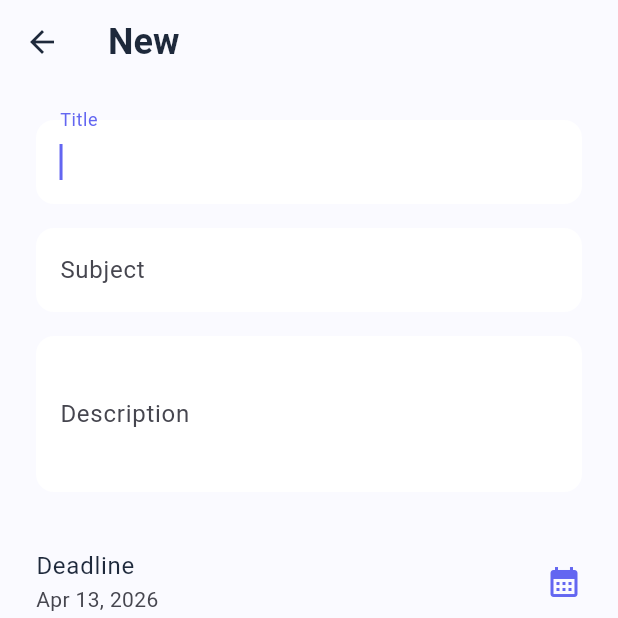
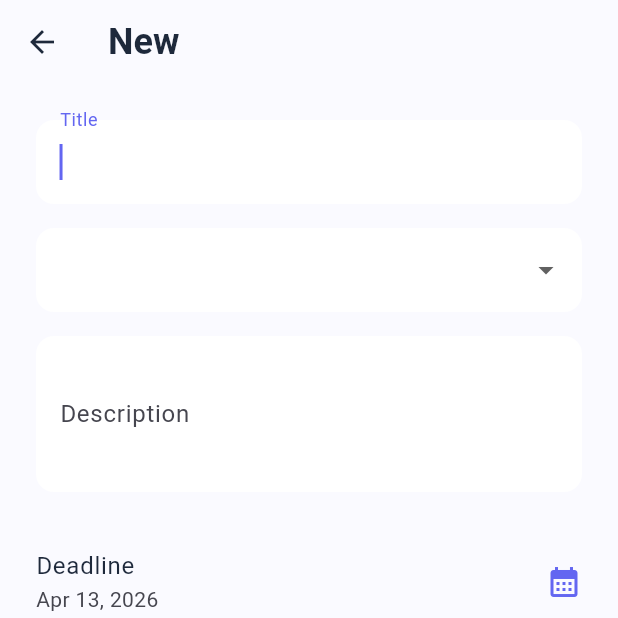
Before and after one commit to Waseel-git-hub/assignmate, a Flutter app: the screen it shows after launch, after a tap on the "add" icon, on a phone screen of 412 x 824 dp, the top half of it. Run offline on Flutter 3.47's test engine with Material 3 defaults, Android fonts, the phone set to English and light mode, and no system bars; our stand-ins replace hive, hive_flutter; accounts and stored records are empty.

Commit message:
Subject adding and display is added

```diff
--- a/lib/main.dart
+++ b/lib/main.dart
@@ -1,3 +1,4 @@
+import 'package:assignmate/models/subject.dart';
 import 'package:assignmate/navigation_menu.dart';
 import 'package:flutter/material.dart';
 import 'package:hive_flutter/hive_flutter.dart';
@@ -7,18 +8,16 @@ import 'models/assignment.dart';
 final ValueNotifier<ThemeMode> themeNotifier = ValueNotifier(ThemeMode.system);
 
 void main() async {
-  // Ensure Flutter is ready for native calls (Like Hive)
   WidgetsFlutterBinding.ensureInitialized();
+  // Initialize Hive
+  await Hive.initFlutter();
+  // Register the Blueprint so Hive knows how to handle it
+  Hive.registerAdapter(AssignmentAdapter());
+  Hive.registerAdapter(SubjectAdapter());
+  // Open Boxes
+  await Hive.openBox<Assignment>('assignmentsBox');
+  await Hive.openBox<Subject>('subjectsBox');
 
-  //  Initialize Hive for Flutter
-  await Hive.initFlutter();
-
-  //await NotificationService().init();
-
-  // 2. Register the Assignment blueprint so Hive knows how to handle it
-  Hive.registerAdapter(AssignmentAdapter());
-
-  await Hive.openBox<Assignment>('assignmentsBox');
   final settingsBox = await Hive.openBox('settingsBox');
   final int savedThemeIndex = settingsBox.get(
     'themeMode',
@@ -37,7 +36,7 @@ class AssignmentsApp extends StatelessWidget {
   Widget build(BuildContext context) {
     // ValueListenableBuilder "rebuilds" the app whenever themeNotifier changes
     return ListenableBuilder(
-      listenable: AppTheme(), // Access the singleton instance
+      listenable: AppTheme(),
       builder: (context, _) {
         return ValueListenableBuilder<ThemeMode>(
           valueListenable: themeNotifier,
--- /dev/null
+++ b/lib/models/subject.dart
@@ -0,0 +1,21 @@
+import 'package:hive/hive.dart';
+
+part 'subject.g.dart';
+
+@HiveType(typeId: 2)
+class Subject extends HiveObject {
+  @HiveField(0)
+  String name;
+
+  @HiveField(1)
+  int iconCodePoint;
+
+  @HiveField(2)
+  int colorValue; // Store color as an integer (e.g., 0xFF42A5F5)
+
+  Subject({
+    required this.name,
+    required this.iconCodePoint,
+    required this.colorValue,
+  });
+}
--- a/lib/navigation_menu.dart
+++ b/lib/navigation_menu.dart
@@ -1,6 +1,7 @@
 import 'package:flutter/material.dart';
 import 'screens/home_screen.dart'; // Import your Home Screen
 import 'screens/settings_screen.dart'; // Import your Settings Screen
+import 'screens/subject_screen.dart';
 
 class NavigationMenu extends StatefulWidget {
   const NavigationMenu({super.key});
@@ -16,7 +17,8 @@ class _NavigationMenuState extends State<NavigationMenu> {
   // 2. This list holds the actual screens
   final List<Widget> _screens = [
     const HomeScreen(), // Index 0
-    const SettingsScreen(), // Index 1
+    const SubjectScreen(), // Index 1
+    const SettingsScreen(), // Index 2
   ];
 
   @override
@@ -47,6 +49,10 @@ class _NavigationMenuState extends State<NavigationMenu> {
                 label: 'Home',
               ),
               BottomNavigationBarItem(
+                icon: Icon(Icons.auto_stories_rounded), // Book/Subject icon
+                label: 'Subjects',
+              ),
+              BottomNavigationBarItem(
                 icon: Icon(Icons.settings_rounded),
                 label: 'Settings',
               ),
--- a/lib/screens/add_assignment_screen.dart
+++ b/lib/screens/add_assignment_screen.dart
@@ -2,7 +2,9 @@ import 'package:flutter/material.dart';
 import 'package:intl/intl.dart';
 import 'package:uuid/uuid.dart';
 import '../models/assignment.dart';
-import 'package:hive/hive.dart';
+import '../models/subject.dart';
+import 'package:hive_flutter/hive_flutter.dart';
+import 'add_subject_screen.dart';
 
 class AddAssignmentScreen extends StatefulWidget {
   final Assignment? assignment;
@@ -26,6 +28,7 @@ class _AddAssignmentScreenState extends State<AddAssignmentScreen> {
     'CORRECTED',
   ];
   late String _currentStatus;
+  late Box<Subject> _subjectBox;
 
   @override
   void dispose() {
@@ -38,6 +41,7 @@ class _AddAssignmentScreenState extends State<AddAssignmentScreen> {
   @override
   void initState() {
     super.initState();
+    _subjectBox = Hive.box<Subject>('subjectsBox');
     _titleController = TextEditingController(
       text: widget.assignment?.title ?? "",
     );
@@ -96,15 +100,48 @@ class _AddAssignmentScreenState extends State<AddAssignmentScreen> {
             decoration: const InputDecoration(labelText: "Title"),
           ),
           const SizedBox(height: 16),
-          TextField(
-            focusNode: _subjectFocus, // Tell this field it's the 'Subject' node
-            textInputAction: TextInputAction.next,
-            onSubmitted: (_) {
-              // When 'Next' is pressed, jump to Description
-              FocusScope.of(context).requestFocus(_descriptionFocus);
+          // In add_assignment_screen.dart
+          ValueListenableBuilder(
+            valueListenable: Hive.box<Subject>('subjectsBox').listenable(),
+            builder: (context, Box<Subject> box, _) {
+              final subjects = box.values.toList();
+
+              return DropdownButtonFormField<String>(
+                // Still store the name in the assignment subject field
+                value: subjects.any((s) => s.name == _subjectController.text)
+                    ? _subjectController.text
+                    : null,
+                items: [
+                  ...subjects.map((sub) => DropdownMenuItem(
+                        value: sub.name,
+                        child: Row(
+                          children: [
+                            Icon(IconData(sub.iconCodePoint,
+                                fontFamily: 'MaterialIcons')),
+                            const SizedBox(width: 10),
+                            Text(sub.name),
+                          ],
+                        ),
+                      )),
+                  const DropdownMenuItem(
+                    value: "ADD_NEW",
+                    child: Text("+ Add New Subject",
+                        style: TextStyle(color: Colors.blue)),
+                  )
+                ],
+                onChanged: (val) {
+                  if (val == "ADD_NEW") {
+                    Navigator.push(
+                      context,
+                      MaterialPageRoute(
+                          builder: (context) => const AddSubjectScreen()),
+                    );
+                  } else {
+                    _subjectController.text = val!;
+                  }
+                },
+              );
             },
-            controller: _subjectController,
-            decoration: const InputDecoration(labelText: "Subject"),
           ),
           const SizedBox(height: 16),
           TextField(
--- a/pubspec.yaml
+++ b/pubspec.yaml
@@ -37,8 +37,8 @@ dev_dependencies:
     sdk: flutter
 
   # 🔧 CODE GENERATION (Hive)
-  build_runner: 2.4.13
-  hive_generator: 2.0.1
+  build_runner: ^2.4.13
+  hive_generator: ^2.0.1
 
   flutter_lints: 5.0.0
 
```
Also changed, not shown: lib/screens/add_subject_screen.dart (added, +161 -0 lines), lib/screens/subject_screen.dart (added, +68 -0 lines), lib/models/subject.g.dart (added).
